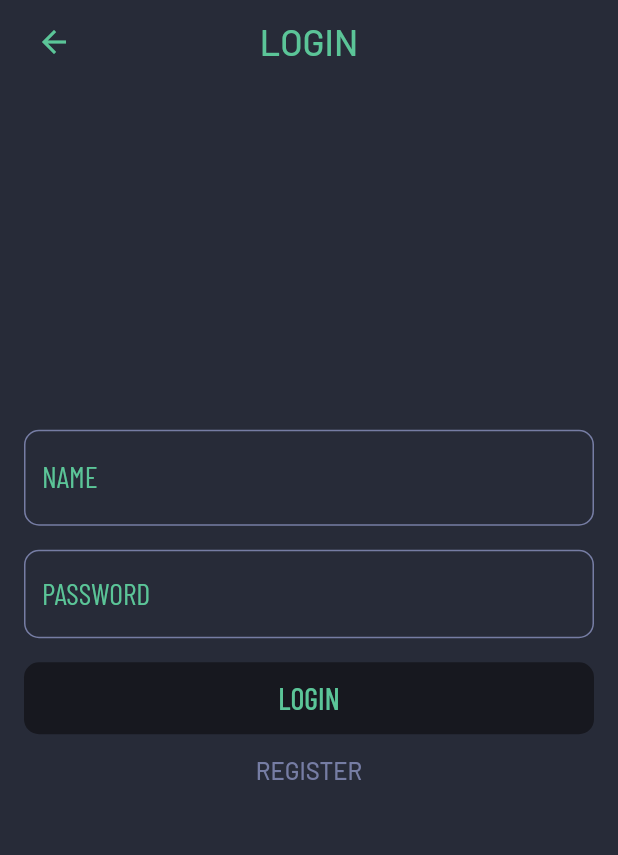
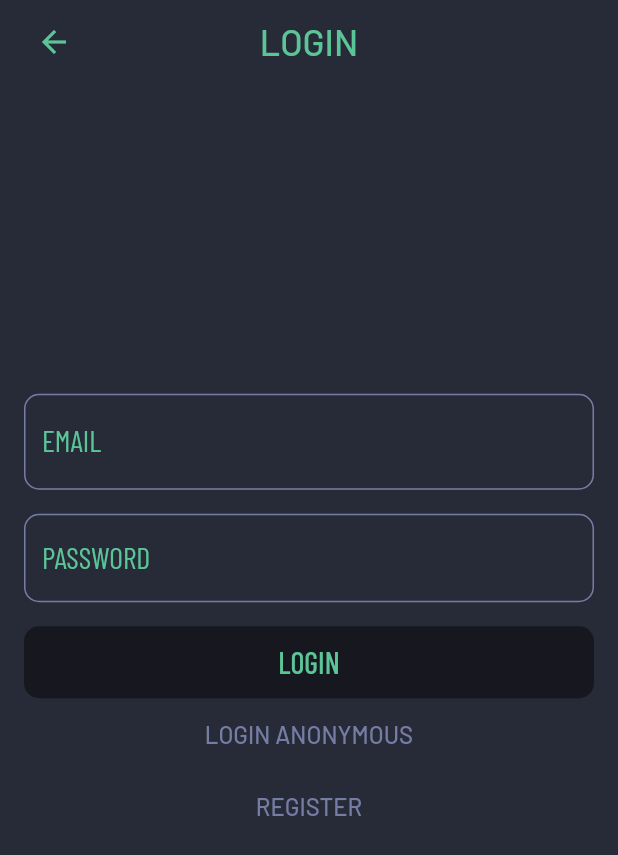
Before and after one commit to dasKamael/gymcompanion, a Flutter app: the screen it shows after launch, after a tap on "LOGIN", on a phone screen of 412 x 824 dp. Shown: the top 855 px of the screen. Run offline on Flutter 3.47's test engine with Material 2 defaults, Android fonts, the light colour scheme and no system bars; drawn by our look-alikes of flutter_form_builder; our stand-ins replace another_flushbar, auto_route, dio, dropdown_search, firebase_auth, firebase_core and 6 more; accounts and stored records are empty; network calls fail.

Commit message:
auth features + createplan pop

```diff
--- a/lib/screens/auth/auth_controller.dart
+++ b/lib/screens/auth/auth_controller.dart
@@ -1,9 +1,11 @@
 import 'dart:async';
+import 'dart:developer';
 
 import 'package:auto_route/src/router/auto_router_x.dart';
 import 'package:flutter/material.dart';
 import 'package:flutter_riverpod/flutter_riverpod.dart';
 import 'package:gymcompanion/providers/auth_provider.dart';
+import 'package:gymcompanion/providers/init_provider.dart';
 import 'package:gymcompanion/screens/auth/auth_state.dart';
 
 final authControllerProvider = StateNotifierProvider.autoDispose<AuthController, AuthState>((ref) {
@@ -36,12 +38,27 @@ class AuthController extends StateNotifier<AuthState> {
     );
   }
 
-  Future<void> signIn(BuildContext context) async {
+  Future<void> signInWithEmailAndPassword() async {
+    state = state.copyWith(isLoading: true);
+
+    await _read(authRepositoryProvider)
+        .signInWithEmailAndPassword(email: state.email, password: state.password)
+        .then((_) async {
+      state = state.copyWith(isLoading: false);
+      await _read(routeProvider).pushNamed('/mainnavigation');
+    }).catchError((error) {
+      state = state.copyWith(
+        isLoading: false,
+      );
+    });
+  }
+
+  Future<void> signInAnonymously() async {
     state = state.copyWith(isLoading: true);
 
     await _read(authRepositoryProvider).signInAnonymously().then((_) async {
       state = state.copyWith(isLoading: false);
-      await context.router.pushNamed('/mainnavigation');
+      await _read(routeProvider).pushNamed('/mainnavigation');
     }).catchError((error) {
       state = state.copyWith(
         isLoading: false,
--- a/lib/screens/auth/auth_page.dart
+++ b/lib/screens/auth/auth_page.dart
@@ -36,7 +36,7 @@ class AuthPage extends ConsumerWidget {
                             name: 'email',
                             style: ConstTextStyles.textField,
                             keyboardType: TextInputType.emailAddress,
-                            decoration: ConstTextStyles.defaultInput.copyWith(labelText: 'NAME'),
+                            decoration: ConstTextStyles.defaultInput.copyWith(labelText: 'EMAIL'),
                             onChanged: (value) =>
                                 ref.read(authControllerProvider.notifier).changeEmail(value!),
                           ),
@@ -48,13 +48,19 @@ class AuthPage extends ConsumerWidget {
                             decoration:
                                 ConstTextStyles.defaultInput.copyWith(labelText: 'PASSWORD'),
                             onChanged: (value) =>
-                                ref.read(authControllerProvider.notifier).changeEmail(value!),
+                                ref.read(authControllerProvider.notifier).changePassword(value!),
                           ),
                           SizedBox(height: ConstValues.defaultSidePadding),
                           DefaultButton(
-                            onClick: () =>
-                                ref.read(authControllerProvider.notifier).signIn(context),
+                            onClick: () => ref
+                                .read(authControllerProvider.notifier)
+                                .signInWithEmailAndPassword(),
                             text: 'LOGIN',
+                          ),
+                          TextButton(
+                            onPressed: () =>
+                                ref.read(authControllerProvider.notifier).signInAnonymously(),
+                            child: Text('LOGIN ANONYMOUS', style: ConstTextStyles.subtle16),
                           ),
                           TextButton(
                             onPressed: () {},
--- a/lib/screens/home/home_page.dart
+++ b/lib/screens/home/home_page.dart
@@ -1,13 +1,9 @@
-import 'dart:developer';
-
 import 'package:flutter/material.dart';
 
 import 'package:flutter_riverpod/flutter_riverpod.dart';
 import 'package:gymcompanion/constants/colors.dart';
 import 'package:gymcompanion/constants/text_styles.dart';
 import 'package:gymcompanion/providers/auth_provider.dart';
-import 'package:gymcompanion/providers/init_provider.dart';
-import 'package:gymcompanion/routes.gr.dart';
 
 class Homepage extends ConsumerWidget {
   const Homepage({Key? key}) : super(key: key);
@@ -19,7 +15,6 @@ class Homepage extends ConsumerWidget {
         child: GestureDetector(
           onTap: () {
             ref.read(authRepositoryProvider).signOut();
-            ref.read(routeProvider).popAndPush(AuthRoute());
           },
           child: Text(
             'HOMEPAGE',
--- a/lib/services/auth/auth_repository.dart
+++ b/lib/services/auth/auth_repository.dart
@@ -3,7 +3,7 @@ import 'package:firebase_auth/firebase_auth.dart';
 abstract class AuthRepository {
   Stream<User?> get authStateChanges;
   Future<void> signInAnonymously();
-  Future<void> signInWithEmailAndPassword(String email, String password);
+  Future<void> signInWithEmailAndPassword({required String email, required String password});
   User? getCurrentUser();
   Future<String> getToken();
   Future<void> signOut();
--- a/lib/services/auth/auth_repository_impl.dart
+++ b/lib/services/auth/auth_repository_impl.dart
@@ -1,7 +1,10 @@
 import 'package:firebase_auth/firebase_auth.dart';
 import 'package:flutter_riverpod/flutter_riverpod.dart';
 import 'package:gymcompanion/providers/auth_provider.dart';
+import 'package:gymcompanion/providers/init_provider.dart';
 import 'package:gymcompanion/services/auth/auth_repository.dart';
+
+import '../../routes.gr.dart';
 
 class AuthRepositoryImpl implements AuthRepository {
   AuthRepositoryImpl(this._read);
@@ -25,13 +28,14 @@ class AuthRepositoryImpl implements AuthRepository {
   }
 
   @override
-  Future<void> signInWithEmailAndPassword(String email, String password) async {
+  Future<void> signInWithEmailAndPassword({required String email, required String password}) async {
     await _read(firebaseAuthProvider).signInWithEmailAndPassword(email: email, password: password);
   }
 
   @override
   Future<void> signOut() async {
     await _read(firebaseAuthProvider).signOut();
-    // await _read(firebaseAuthProvider).signInAnonymously();
+    _read(routeProvider).popUntilRouteWithName('/');
+    await _read(routeProvider).push(AuthRoute());
   }
 }
```
Also changed, not shown: lib/screens/plan/create_plan/create_plan_controller.dart (+6 -2 lines), lib/services/dio/dio_service.dart (added, +18 -0 lines).
